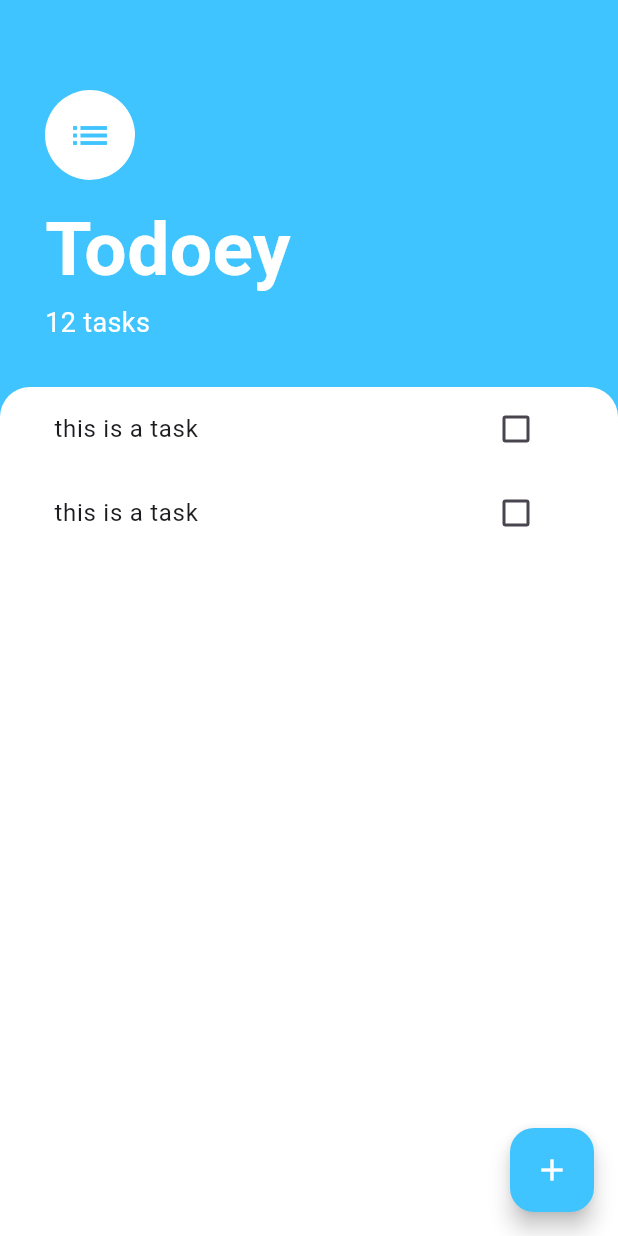
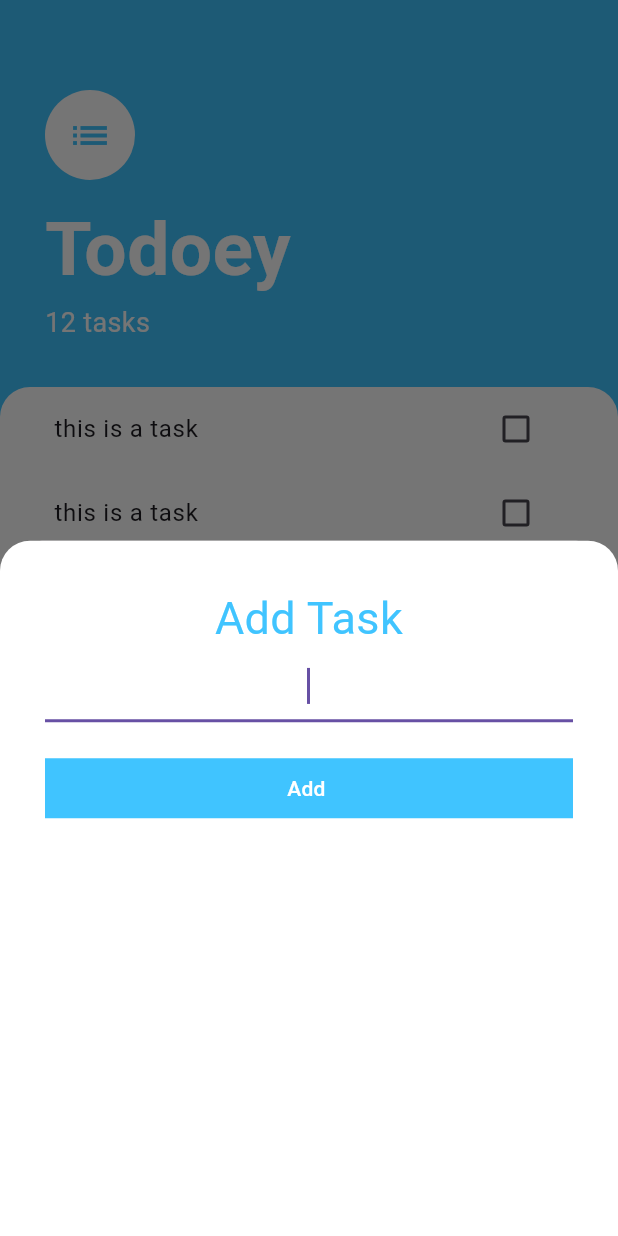
Before and after one commit to aarogyaojha/todoey, a Flutter app: the screen it shows after launch, after a tap on the "add" icon, on a phone screen of 412 x 824 dp. Run offline on Flutter 3.47's test engine with Material 3 defaults, Android fonts, the phone set to English and light mode, and no system bars.

Commit message:
completed ui part

```diff
--- /dev/null
+++ b/lib/screens/add_task_screen.dart
@@ -0,0 +1,51 @@
+import 'package:flutter/material.dart';
+
+class AddTaskScreen extends StatelessWidget {
+  const AddTaskScreen({super.key});
+
+  @override
+  Widget build(BuildContext context) {
+    return Container(
+      color: Color(0xff757575),
+      child: Container(
+        padding: EdgeInsets.all(30),
+        decoration: BoxDecoration(
+          color: Colors.white,
+          borderRadius: BorderRadius.only(
+            topLeft: Radius.circular(20),
+            topRight: Radius.circular(20),
+          ),
+        ),
+        child: Column(
+          crossAxisAlignment: CrossAxisAlignment.stretch,
+          children: [
+            Text(
+              "Add Task",
+              textAlign: TextAlign.center,
+              style: TextStyle(fontSize: 30, color: Colors.lightBlueAccent),
+            ),
+            TextField(
+              autofocus: true,
+              textAlign: TextAlign.center,
+              decoration: InputDecoration(focusColor: Colors.lightBlueAccent),
+            ),
+            SizedBox(height: 20),
+            TextButton(
+              onPressed: () {},
+              style: ButtonStyle(
+                shape: WidgetStateProperty.all<OutlinedBorder>(
+                  RoundedRectangleBorder(
+                    borderRadius: BorderRadius.circular(0),
+                  ),
+                ),
+                foregroundColor: WidgetStatePropertyAll(Colors.white),
+                backgroundColor: WidgetStatePropertyAll(Colors.lightBlueAccent),
+              ),
+              child: Text("Add "),
+            ),
+          ],
+        ),
+      ),
+    );
+  }
+}
--- a/lib/screens/tasks_screen.dart
+++ b/lib/screens/tasks_screen.dart
@@ -1,15 +1,25 @@
 import 'package:flutter/material.dart';
+import 'package:todoey/screens/add_task_screen.dart';
 
 import '../widgets/tasks_list.dart';
 
 class TasksScreen extends StatelessWidget {
   const TasksScreen({super.key});
 
+  Widget buildBottomSheet(BuildContext context) {
+    return Container(child: Center(child: Text("hello")));
+  }
+
   @override
   Widget build(BuildContext context) {
     return Scaffold(
       floatingActionButton: FloatingActionButton(
-        onPressed: () {},
+        onPressed: () {
+          showModalBottomSheet(
+            context: context,
+            builder: (context) => AddTaskScreen(),
+          );
+        },
         backgroundColor: Colors.lightBlueAccent,
         child: Icon(Icons.add, color: Colors.white),
       ),
```
